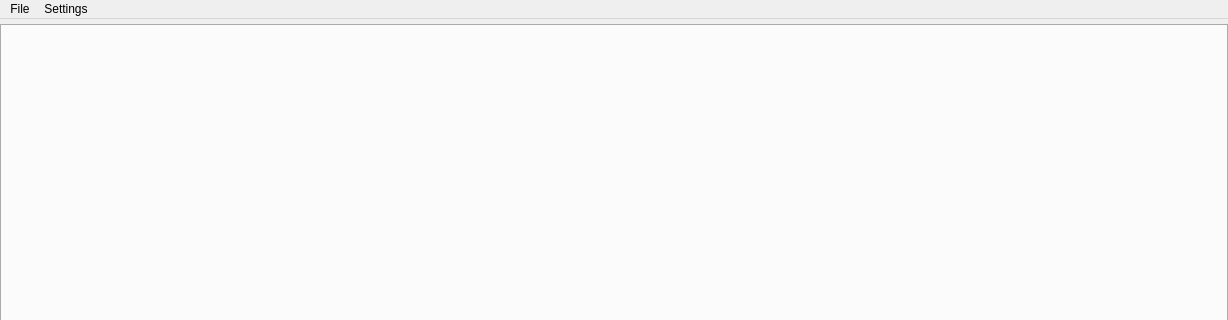
Old version of the form ui/MainWindow.ui in the repository AkashiTheCat/Advanced-Notebook; both pictures show x 0 to 1228 and y 0 to 320 of the 1228 by 669 pixel window.
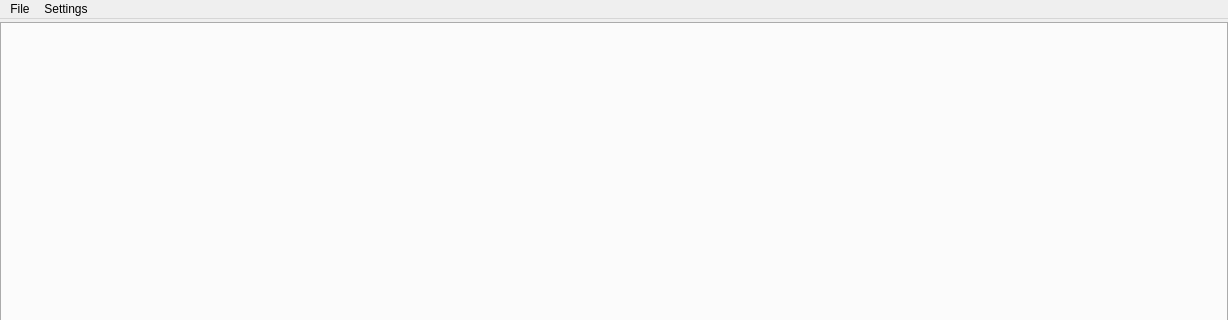
New version of the form.

```diff
--- a/ui/MainWindow.ui
+++ b/ui/MainWindow.ui
@@ -19,7 +19,7 @@
      <number>0</number>
     </property>
     <property name="topMargin">
-     <number>5</number>
+     <number>3</number>
     </property>
     <property name="rightMargin">
      <number>0</number>
```
